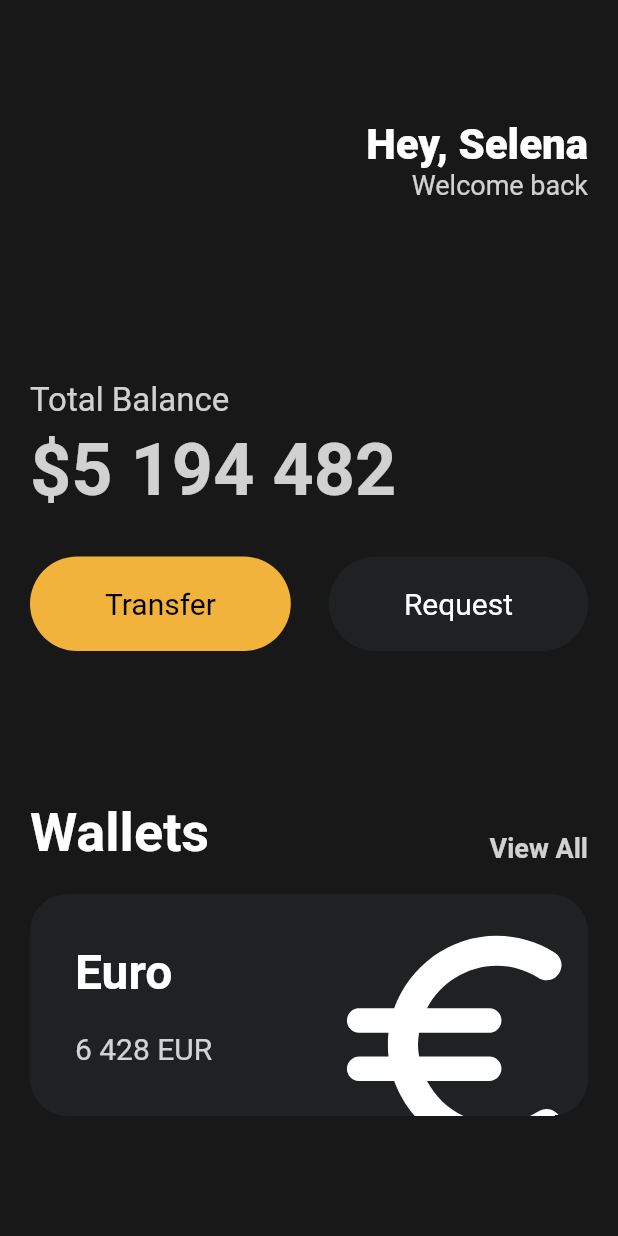
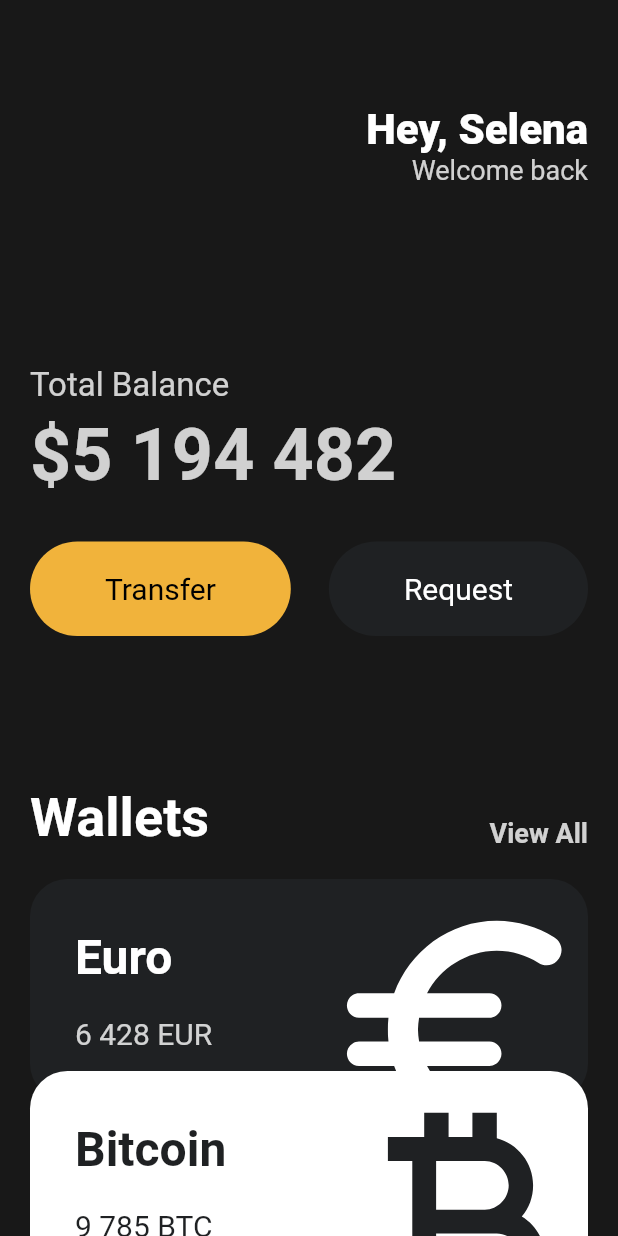
Before and after one commit to kth4249/toonflix, a Flutter app: the screen it shows after launch, on a phone screen of 412 x 824 dp. Run offline on Flutter 3.47's test engine with Material 2 defaults, Android fonts, the phone set to English and light mode, and no system bars.

Commit message:
Reusable Cards

```diff
--- a/lib/main.dart
+++ b/lib/main.dart
@@ -1,5 +1,6 @@
 import 'package:flutter/material.dart';
 import 'package:toonflix/widgets/button.dart';
+import 'package:toonflix/widgets/currency_card.dart';
 
 class Player {
   String? name;
@@ -8,8 +9,6 @@ class Player {
 }
 
 void main() {
-  var taehun = Player(name: 'taehun');
-
   runApp(App());
 }
 
@@ -19,7 +18,8 @@ class App extends StatelessWidget {
     return MaterialApp(
       home: Scaffold(
         backgroundColor: const Color(0xFF181818),
-        body: Padding(
+        body: SingleChildScrollView(
+          child: Padding(
             padding: const EdgeInsets.symmetric(
               horizontal: 20,
             ),
@@ -27,7 +27,7 @@ class App extends StatelessWidget {
               crossAxisAlignment: CrossAxisAlignment.start,
               children: [
                 const SizedBox(
-                height: 80,
+                  height: 70,
                 ),
                 Row(
                   mainAxisAlignment: MainAxisAlignment.end,
@@ -46,7 +46,8 @@ class App extends StatelessWidget {
                         Text(
                           'Welcome back',
                           style: TextStyle(
-                            color: Colors.white.withOpacity(0.8), fontSize: 18),
+                              color: Colors.white.withOpacity(0.8),
+                              fontSize: 18),
                         ),
                       ],
                     )
@@ -119,68 +120,35 @@ class App extends StatelessWidget {
                 const SizedBox(
                   height: 20,
                 ),
-              Container(
-                clipBehavior: Clip.hardEdge,
-                decoration: BoxDecoration(
-                  color: const Color(0xFF1F2123),
-                  borderRadius: BorderRadius.circular(25),
+                const CurrencyCard(
+                  name: 'Euro',
+                  code: 'EUR',
+                  amount: '6 428',
+                  icon: Icons.euro_rounded,
+                  isInverted: false,
                 ),
-                child: Padding(
-                  padding: const EdgeInsets.all(30),
-                  child: Row(
-                    mainAxisAlignment: MainAxisAlignment.spaceBetween,
-                    children: [
-                      Column(
-                        crossAxisAlignment: CrossAxisAlignment.start,
-                        children: [
-                          const Text(
-                            "Euro",
-                            style: TextStyle(
-                              color: Colors.white,
-                              fontSize: 32,
-                              fontWeight: FontWeight.w600,
+                Transform.translate(
+                  offset: const Offset(0, -20),
+                  child: const CurrencyCard(
+                    name: 'Bitcoin',
+                    code: 'BTC',
+                    amount: '9 785',
+                    icon: Icons.currency_bitcoin,
+                    isInverted: true,
                   ),
                 ),
-                          const SizedBox(
-                            height: 20,
+                Transform.translate(
+                  offset: const Offset(0, -40),
+                  child: const CurrencyCard(
+                    name: 'Dollar',
+                    code: 'USD',
+                    amount: '428',
+                    icon: Icons.attach_money_outlined,
+                    isInverted: false,
                   ),
-                          Row(
-                            children: [
-                              Text(
-                                '6 428',
-                                style: TextStyle(
-                                    color: Colors.white.withOpacity(0.8),
-                                    fontSize: 20),
-                              ),
-                              const SizedBox(
-                                width: 5,
-                              ),
-                              Text(
-                                'EUR',
-                                style: TextStyle(
-                                    color: Colors.white.withOpacity(0.8),
-                                    fontSize: 20),
                 ),
               ],
             ),
-                        ],
-                      ),
-                      Transform.scale(
-                        scale: 2.2,
-                        child: Transform.translate(
-                          offset: const Offset(-5, 12),
-                          child: const Icon(
-                            Icons.euro_rounded,
-                            color: Colors.white,
-                            size: 88,
-                          ),
-                        ),
-                      )
-                    ],
-                  ),
-                ),
-              )
-            ],
           ),
         ),
       ),
--- /dev/null
+++ b/lib/widgets/currency_card.dart
@@ -0,0 +1,87 @@
+import 'package:flutter/material.dart';
+
+class CurrencyCard extends StatelessWidget {
+  final String name, code, amount;
+  final IconData icon;
+  final bool isInverted;
+  final _blackcolor = const Color(0xFF1F2123);
+
+  const CurrencyCard({
+    super.key,
+    required this.name,
+    required this.code,
+    required this.amount,
+    required this.icon,
+    required this.isInverted,
+  });
+
+  @override
+  Widget build(BuildContext context) {
+    // TODO: implement build
+    return Container(
+      clipBehavior: Clip.hardEdge,
+      decoration: BoxDecoration(
+        color: isInverted ? Colors.white : _blackcolor,
+        borderRadius: BorderRadius.circular(25),
+      ),
+      child: Padding(
+        padding: const EdgeInsets.all(30),
+        child: Row(
+          mainAxisAlignment: MainAxisAlignment.spaceBetween,
+          children: [
+            Column(
+              crossAxisAlignment: CrossAxisAlignment.start,
+              children: [
+                Text(
+                  name,
+                  style: TextStyle(
+                    color: isInverted ? _blackcolor : Colors.white,
+                    fontSize: 32,
+                    fontWeight: FontWeight.w600,
+                  ),
+                ),
+                const SizedBox(
+                  height: 20,
+                ),
+                Row(
+                  children: [
+                    Text(
+                      amount,
+                      style: TextStyle(
+                          color: isInverted
+                              ? _blackcolor
+                              : Colors.white.withOpacity(0.8),
+                          fontSize: 20),
+                    ),
+                    const SizedBox(
+                      width: 5,
+                    ),
+                    Text(
+                      code,
+                      style: TextStyle(
+                          color: isInverted
+                              ? _blackcolor
+                              : Colors.white.withOpacity(0.8),
+                          fontSize: 20),
+                    ),
+                  ],
+                ),
+              ],
+            ),
+            Transform.scale(
+              scale: 2.2,
+              child: Transform.translate(
+                offset: const Offset(-5, 12),
+                child: Icon(
+                  icon,
+                  color: isInverted ? _blackcolor : Colors.white,
+                  size: 88,
+                ),
+              ),
+            )
+          ],
+        ),
+      ),
+    );
+  }
+}
```
Lines whose indentation alone changed are shown as unchanged.
